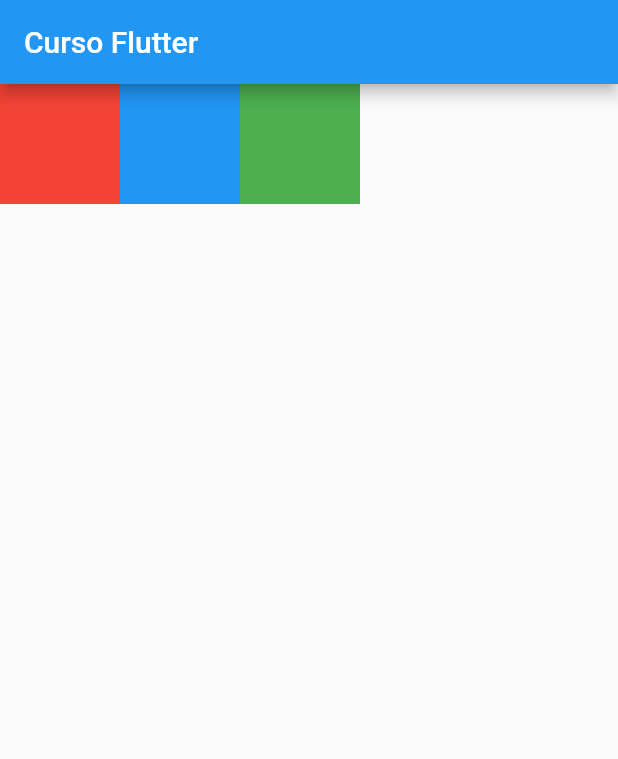
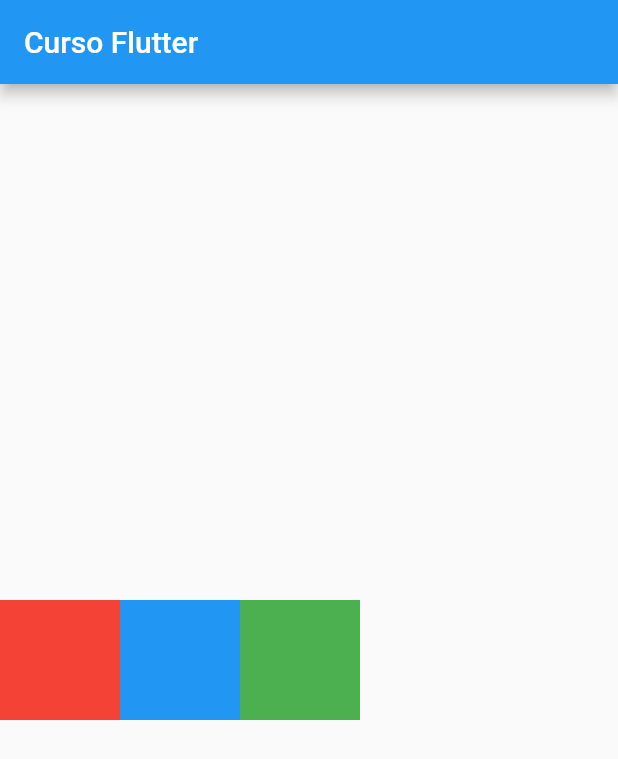
Before and after one commit to paulocf92/flutter-course-2022, a Flutter app: the screen it shows after launch, on a phone screen of 412 x 824 dp. Shown: the top 759 px of the screen. Run offline on Flutter 3.47's test engine with Material 2 defaults, Android fonts, the phone set to English and light mode, and no system bars.

Commit message:
study: expands height to occupy entire screen; this shows how cross axis alignment defaults to center

```diff
--- a/lib/main.dart
+++ b/lib/main.dart
@@ -21,6 +21,7 @@ class _MyHomePageState extends State<MyHomePage> {
         ),
         body: SizedBox(
             width: double.infinity,
+            height: double.infinity,
             child: Row(
               // mainAxisAlignment: MainAxisAlignment.spaceEvenly,
               // crossAxisAlignment: CrossAxisAlignment.end,
```
